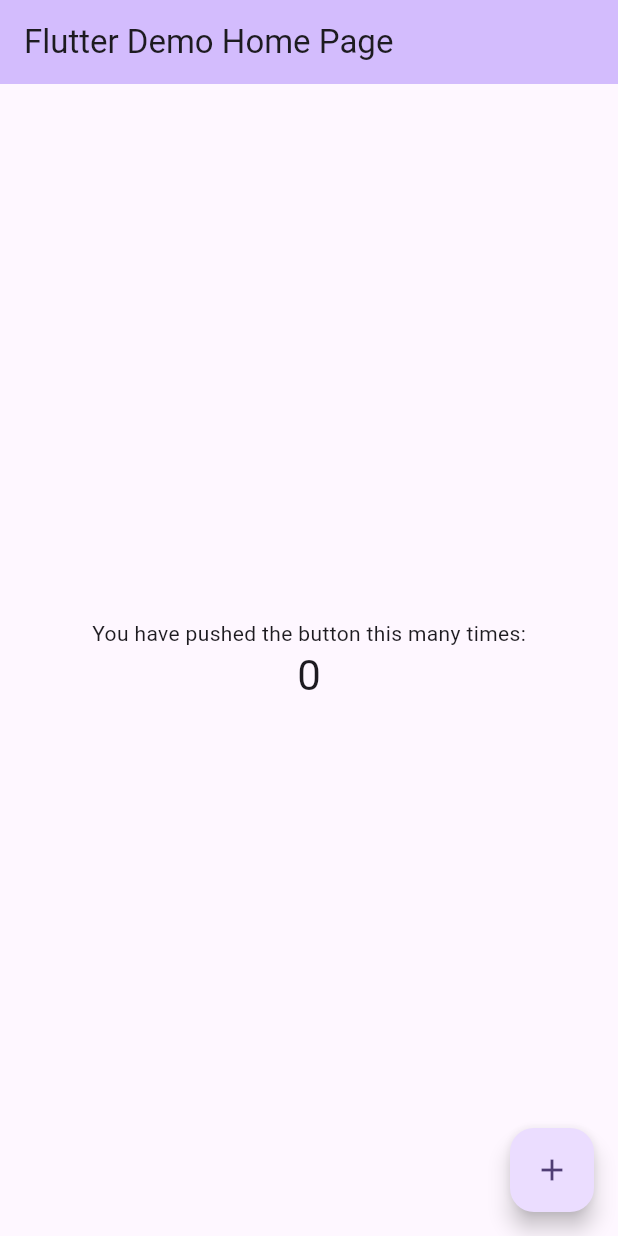
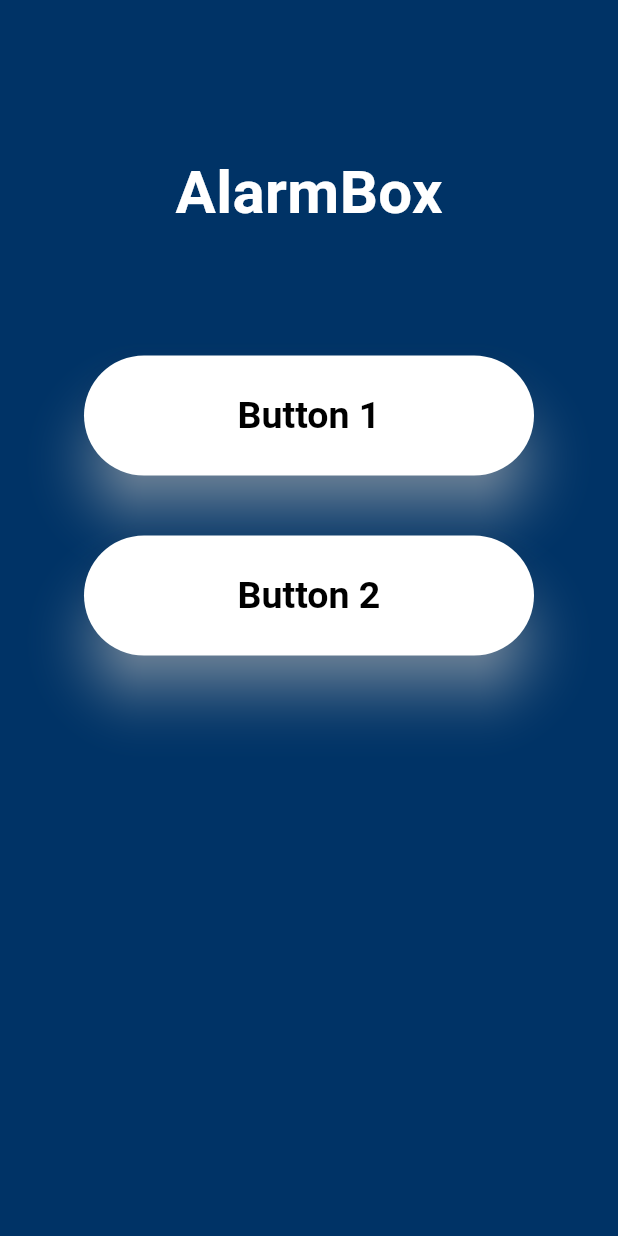
Before and after one commit to sapnasuthar/AlarmBox, a Flutter app: the screen it shows after launch, on a phone screen of 412 x 824 dp. Run offline on Flutter 3.47's test engine with Material 3 defaults, Android fonts, the phone set to English and light mode, and no system bars; our stand-ins replace firebase_core; accounts and stored records are empty.

Commit message:
file commit

```diff
--- a/lib/main.dart
+++ b/lib/main.dart
@@ -1,6 +1,7 @@
 import 'package:flutter/material.dart';
 import 'package:firebase_core/firebase_core.dart';
 import 'firebase_options.dart';
+import 'package:alarm_box/views/home.dart';
 
 void main() async {
   await Firebase.initializeApp(
@@ -19,114 +20,8 @@ class MyApp extends StatelessWidget {
   Widget build(BuildContext context) {
     return MaterialApp(
       title: 'Flutter Demo',
-      theme: ThemeData(
-        // This is the theme of your application.
-        //
-        // TRY THIS: Try running your application with "flutter run". You'll see
-        // the application has a purple toolbar. Then, without quitting the app,
-        // try changing the seedColor in the colorScheme below to Colors.green
-        // and then invoke "hot reload" (save your changes or press the "hot
-        // reload" button in a Flutter-supported IDE, or press "r" if you used
-        // the command line to start the app).
-        //
-        // Notice that the counter didn't reset back to zero; the application
-        // state is not lost during the reload. To reset the state, use hot
-        // restart instead.
-        //
-        // This works for code too, not just values: Most code changes can be
-        // tested with just a hot reload.
-        colorScheme: ColorScheme.fromSeed(seedColor: Colors.deepPurple),
-        useMaterial3: true,
-      ),
-      home: const MyHomePage(title: 'Flutter Demo Home Page'),
+      themeMode: ThemeMode.system,
+      home: Home()
     );
   }
 }
-
-class MyHomePage extends StatefulWidget {
-  const MyHomePage({super.key, required this.title});
-
-  // This widget is the home page of your application. It is stateful, meaning
-  // that it has a State object (defined below) that contains fields that affect
-  // how it looks.
-
-  // This class is the configuration for the state. It holds the values (in this
-  // case the title) provided by the parent (in this case the App widget) and
-  // used by the build method of the State. Fields in a Widget subclass are
-  // always marked "final".
-
-  final String title;
-
-  @override
-  State<MyHomePage> createState() => _MyHomePageState();
-}
-
-class _MyHomePageState extends State<MyHomePage> {
-  int _counter = 0;
-
-  void _incrementCounter() {
-    setState(() {
-      // This call to setState tells the Flutter framework that something has
-      // changed in this State, which causes it to rerun the build method below
-      // so that the display can reflect the updated values. If we changed
-      // _counter without calling setState(), then the build method would not be
-      // called again, and so nothing would appear to happen.
-      _counter++;
-    });
-  }
-
-  @override
-  Widget build(BuildContext context) {
-    // This method is rerun every time setState is called, for instance as done
-    // by the _incrementCounter method above.
-    //
-    // The Flutter framework has been optimized to make rerunning build methods
-    // fast, so that you can just rebuild anything that needs updating rather
-    // than having to individually change instances of widgets.
-    return Scaffold(
-      appBar: AppBar(
-        // TRY THIS: Try changing the color here to a specific color (to
-        // Colors.amber, perhaps?) and trigger a hot reload to see the AppBar
-        // change color while the other colors stay the same.
-        backgroundColor: Theme.of(context).colorScheme.inversePrimary,
-        // Here we take the value from the MyHomePage object that was created by
-        // the App.build method, and use it to set our appbar title.
-        title: Text(widget.title),
-      ),
-      body: Center(
-        // Center is a layout widget. It takes a single child and positions it
-        // in the middle of the parent.
-        child: Column(
-          // Column is also a layout widget. It takes a list of children and
-          // arranges them vertically. By default, it sizes itself to fit its
-          // children horizontally, and tries to be as tall as its parent.
-          //
-          // Column has various properties to control how it sizes itself and
-          // how it positions its children. Here we use mainAxisAlignment to
-          // center the children vertically; the main axis here is the vertical
-          // axis because Columns are vertical (the cross axis would be
-          // horizontal).
-          //
-          // TRY THIS: Invoke "debug painting" (choose the "Toggle Debug Paint"
-          // action in the IDE, or press "p" in the console), to see the
-          // wireframe for each widget.
-          mainAxisAlignment: MainAxisAlignment.center,
-          children: <Widget>[
-            const Text(
-              'You have pushed the button this many times:',
-            ),
-            Text(
-              '$_counter',
-              style: Theme.of(context).textTheme.headlineMedium,
-            ),
-          ],
-        ),
-      ),
-      floatingActionButton: FloatingActionButton(
-        onPressed: _incrementCounter,
-        tooltip: 'Increment',
-        child: const Icon(Icons.add),
-      ), // This trailing comma makes auto-formatting nicer for build methods.
-    );
-  }
-}
--- /dev/null
+++ b/lib/views/home.dart
@@ -0,0 +1,84 @@
+import 'package:flutter/cupertino.dart';
+import 'package:flutter/foundation.dart';
+import 'package:flutter/material.dart';
+
+class Home extends StatelessWidget {
+  const Home({super.key});
+
+  @override
+  Widget build(BuildContext context) {
+    return Scaffold(
+      body: Stack(
+        children: <Widget>[
+          Container(
+            height: MediaQuery.of(context).size.height,
+            width: MediaQuery.of(context).size.width,
+            decoration: BoxDecoration(
+              gradient: LinearGradient(
+                colors: [
+                  const Color(0xff003366),
+                  const Color(0xff003366),
+                ],
+              ),
+            ),
+          ),
+          Column(
+            children: <Widget>[
+              Padding(
+                padding: EdgeInsets.only(top: 100), // Keeps the title 100 pixels from the top
+                child: Center(
+                  child: Text(
+                    "AlarmBox",
+                    style: TextStyle(
+                      color: Colors.white,
+                      fontSize: 40,
+                      fontWeight: FontWeight.w700,
+                    ),
+                  ),
+                ),
+              ),
+              SizedBox(height: 80), // Add some space between the title and the buttons
+              // Add your buttons here
+              Center(
+                child: ElevatedButton(
+                  onPressed: () {
+                    // Define what happens when the button is pressed
+                  },
+                  child: Text('Button 1'),
+                  style: ElevatedButton.styleFrom(
+                  padding: EdgeInsets.all(20),
+                  fixedSize: Size(300, 80),
+                  textStyle: TextStyle(fontSize: 25, fontWeight: FontWeight.bold),
+                  primary: Colors.white,
+                  onPrimary: Colors.black,
+                  elevation: 15,
+                  shadowColor: Colors.white,
+                  ),
+                ),
+              ),
+              SizedBox(height: 40), // Space between buttons
+              Center(
+                child: ElevatedButton(
+                  onPressed: () {
+                    // Define what happens when the button is pressed
+                  },
+                  child: Text('Button 2'),
+                  style: ElevatedButton.styleFrom(
+                  padding: EdgeInsets.all(20),
+                  fixedSize: Size(300, 80),
+                  textStyle: TextStyle(fontSize: 25, fontWeight: FontWeight.bold),
+                  primary: Colors.white,
+                  onPrimary: Colors.black,
+                  elevation: 15,
+                  shadowColor: Colors.white,
+                ),
+                ),
+              ),
+              // Add more buttons as needed
+            ],
+          ),
+        ],
+      ),
+    );
+  }
+}
```
Also changed, not shown: lib/pages/states.dart (added, +49 -0 lines).
